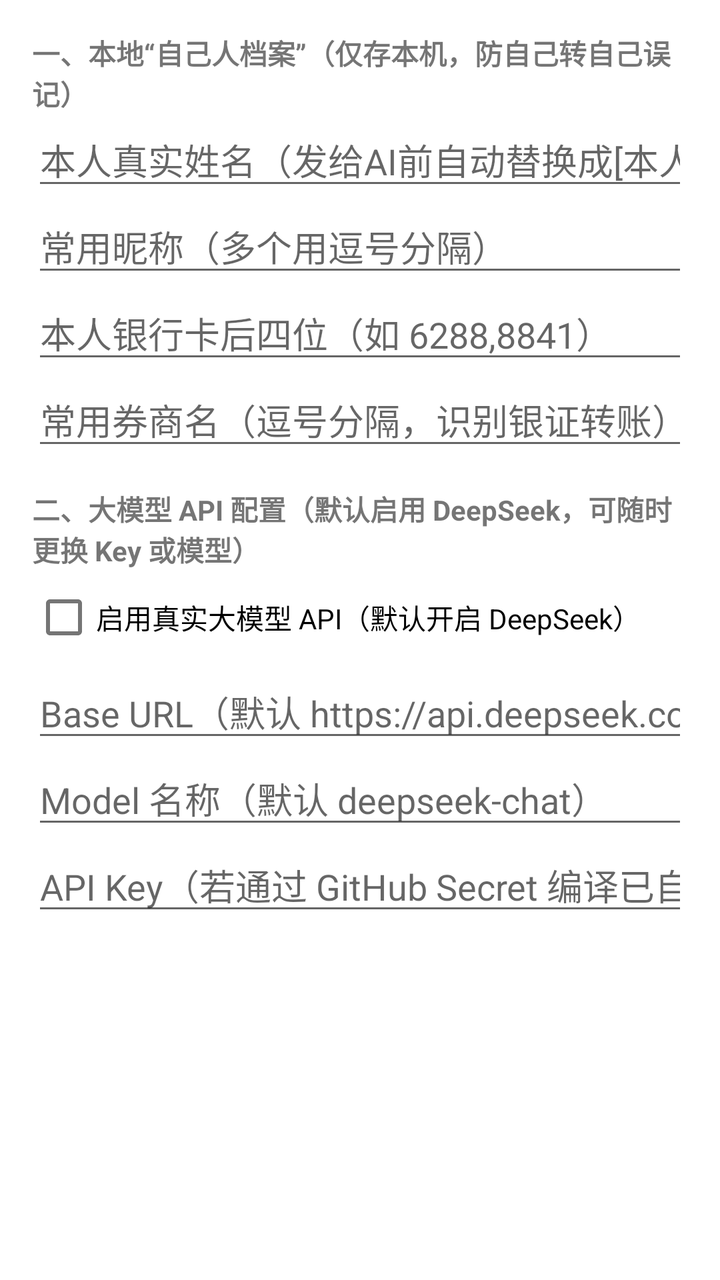
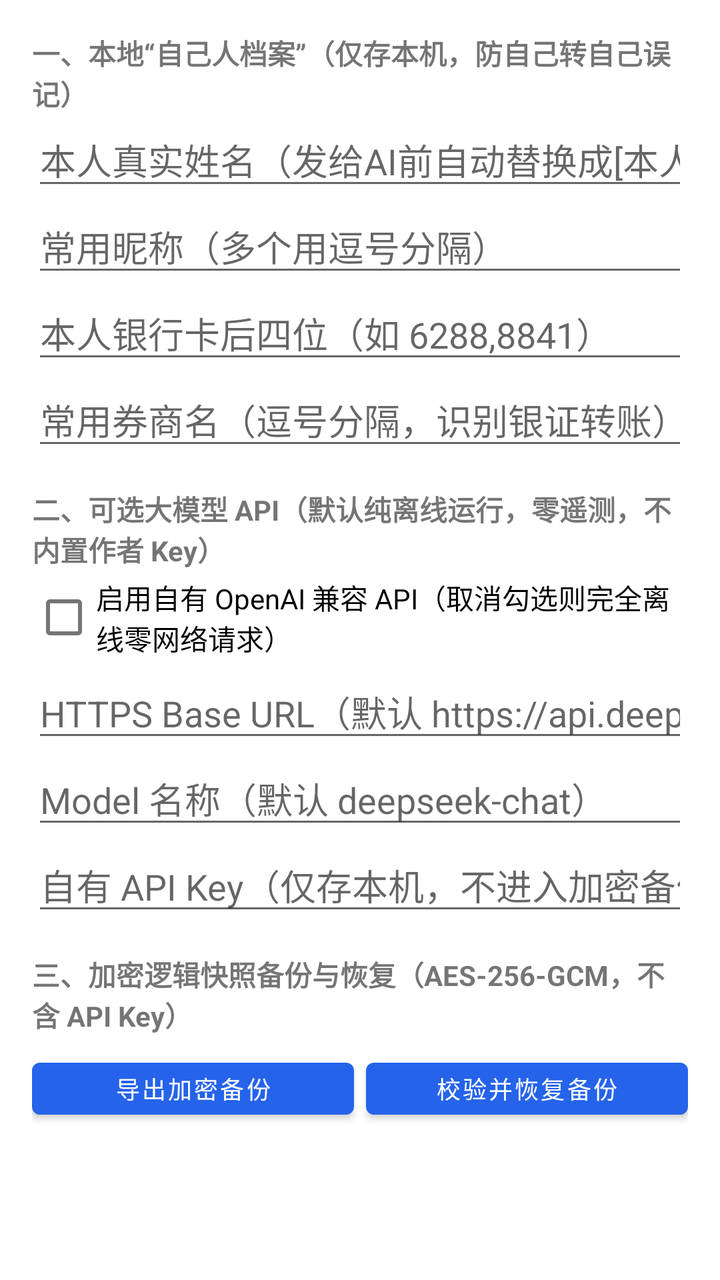

Before-and-after screenshots of an Android layout around one commit, followed by the original layout XML and the change that was made.
<!-- AndroidManifest.xml: application theme Theme.WalletWatcher -->
<!-- res/layout/dialog_settings.xml -->
<?xml version="1.0" encoding="utf-8"?>
<ScrollView xmlns:android="http://schemas.android.com/apk/res/android"
    android:layout_width="match_parent"
    android:layout_height="wrap_content">

    <LinearLayout
        android:layout_width="match_parent"
        android:layout_height="wrap_content"
        android:orientation="vertical"
        android:padding="16dp">

        <TextView
            android:layout_width="match_parent"
            android:layout_height="wrap_content"
            android:text="一、本地“自己人档案”（仅存本机，防自己转自己误记）"
            android:textStyle="bold" />

        <EditText
            android:id="@+id/etRealName"
            android:layout_width="match_parent"
            android:layout_height="wrap_content"
            android:hint="本人真实姓名（发给AI前自动替换成[本人姓名]）"
            android:inputType="textPersonName" />

        <EditText
            android:id="@+id/etAliases"
            android:layout_width="match_parent"
            android:layout_height="wrap_content"
            android:hint="常用昵称（多个用逗号分隔）"
            android:inputType="text" />

        <EditText
            android:id="@+id/etCardTails"
            android:layout_width="match_parent"
            android:layout_height="wrap_content"
            android:hint="本人银行卡后四位（如 6288,8841）"
            android:inputType="text" />

        <EditText
            android:id="@+id/etBrokers"
            android:layout_width="match_parent"
            android:layout_height="wrap_content"
            android:hint="常用券商名（逗号分隔，识别银证转账）"
            android:inputType="text" />

        <TextView
            android:layout_width="match_parent"
            android:layout_height="wrap_content"
            android:layout_marginTop="14dp"
            android:text="二、大模型 API 配置（默认启用 DeepSeek，可随时更换 Key 或模型）"
            android:textStyle="bold" />

        <CheckBox
            android:id="@+id/cbUseRealApi"
            android:layout_width="match_parent"
            android:layout_height="wrap_content"
            android:text="启用真实大模型 API（默认开启 DeepSeek）" />

        <EditText
            android:id="@+id/etBaseUrl"
            android:layout_width="match_parent"
            android:layout_height="wrap_content"
            android:hint="Base URL（默认 https://api.deepseek.com）"
            android:inputType="textUri" />

        <EditText
            android:id="@+id/etModel"
            android:layout_width="match_parent"
            android:layout_height="wrap_content"
            android:hint="Model 名称（默认 deepseek-chat）"
            android:inputType="text" />

        <EditText
            android:id="@+id/etApiKey"
            android:layout_width="match_parent"
            android:layout_height="wrap_content"
            android:hint="API Key（若通过 GitHub Secret 编译已自动注入，可在此覆盖）"
            android:inputType="textPassword" />

    </LinearLayout>
</ScrollView>
<!-- resources referenced by this layout -->
<resources>
  <style name="Theme.WalletWatcher" parent="Theme.MaterialComponents.Light.NoActionBar">
          <item name="colorPrimary">@color/primary</item>
          <item name="colorPrimaryVariant">@color/primary</item>
          <item name="colorOnPrimary">#FFFFFF</item>
          <item name="android:statusBarColor">#1E293B</item>
      </style>
  <color name="primary">#2563EB</color>
</resources>

<!-- the commit's change to res/layout/dialog_settings.xml (unified diff, before → after) -->
@@ -47,20 +47,20 @@
             android:layout_width="match_parent"
             android:layout_height="wrap_content"
             android:layout_marginTop="14dp"
-            android:text="二、大模型 API 配置（默认启用 DeepSeek，可随时更换 Key 或模型）"
+            android:text="二、可选大模型 API（默认纯离线运行，零遥测，不内置作者 Key）"
             android:textStyle="bold" />
 
         <CheckBox
             android:id="@+id/cbUseRealApi"
             android:layout_width="match_parent"
             android:layout_height="wrap_content"
-            android:text="启用真实大模型 API（默认开启 DeepSeek）" />
+            android:text="启用自有 OpenAI 兼容 API（取消勾选则完全离线零网络请求）" />
 
         <EditText
             android:id="@+id/etBaseUrl"
             android:layout_width="match_parent"
             android:layout_height="wrap_content"
-            android:hint="Base URL（默认 https://api.deepseek.com）"
+            android:hint="HTTPS Base URL（默认 https://api.deepseek.com）"
             android:inputType="textUri" />
 
         <EditText
@@ -74,8 +74,39 @@
             android:id="@+id/etApiKey"
             android:layout_width="match_parent"
             android:layout_height="wrap_content"
-            android:hint="API Key（若通过 GitHub Secret 编译已自动注入，可在此覆盖）"
+            android:hint="自有 API Key（仅存本机，不进入加密备份）"
             android:inputType="textPassword" />
+
+        <TextView
+            android:layout_width="match_parent"
+            android:layout_height="wrap_content"
+            android:layout_marginTop="14dp"
+            android:text="三、加密逻辑快照备份与恢复（AES-256-GCM，不含 API Key）"
+            android:textStyle="bold" />
+
+        <LinearLayout
+            android:layout_width="match_parent"
+            android:layout_height="wrap_content"
+            android:layout_marginTop="8dp"
+            android:orientation="horizontal">
+
+            <Button
+                android:id="@+id/btnExportBackup"
+                android:layout_width="0dp"
+                android:layout_height="38dp"
+                android:layout_marginEnd="6dp"
+                android:layout_weight="1"
+                android:text="导出加密备份"
+                android:textSize="12sp" />
+
+            <Button
+                android:id="@+id/btnRestoreBackup"
+                android:layout_width="0dp"
+                android:layout_height="38dp"
+                android:layout_weight="1"
+                android:text="校验并恢复备份"
+                android:textSize="12sp" />
+        </LinearLayout>
 
     </LinearLayout>
 </ScrollView>
